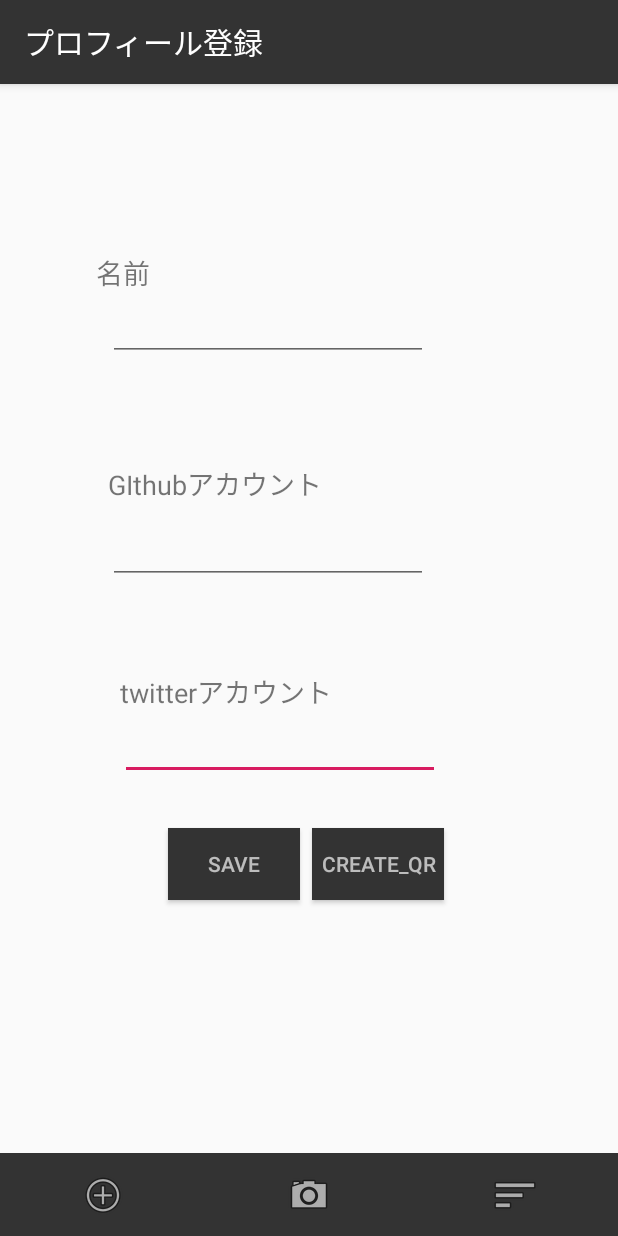
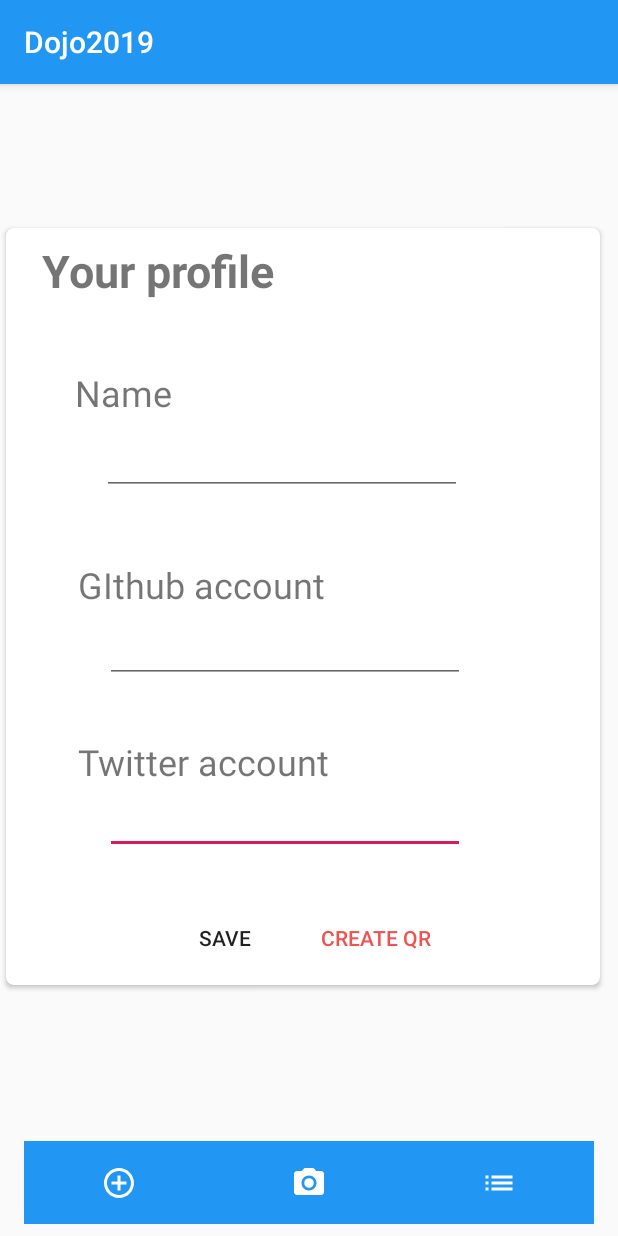
Before and after one commit to ShogoNakamura21/19dojo_and-master, an Android app: the screen it shows after launch (MainActivity), on a phone screen of 412 x 824 dp. Run offline under Robolectric (Android 15) with nearby library versions, the phone set to English and light mode, and no system bars; our stand-ins replace Room's generated code.

Commit message:
8/16 13:00

```diff
--- a/app/src/main/AndroidManifest.xml
+++ b/app/src/main/AndroidManifest.xml
@@ -32,7 +32,7 @@
         </activity>
         <activity android:name=".QRcodeActivity" android:label="プロフィール登録">
         </activity>
-        <activity android:name=".MainActivity" android:label="プロフィール登録">
+        <activity android:name=".MainActivity" >
             <intent-filter>
                 <action android:name="android.intent.action.MAIN"/>
 
--- a/app/src/main/java/jp/co/cyberagent/dojo2019/MainActivity.kt
+++ b/app/src/main/java/jp/co/cyberagent/dojo2019/MainActivity.kt
@@ -43,6 +43,9 @@ class MainActivity : AppCompatActivity() , QRcodeFragment.Listner {
     override fun onCreate(savedInstanceState: Bundle?) {
         super.onCreate(savedInstanceState)
         setContentView(R.layout.activity_main)
+
+//        setSupportActionBar(toolbar)
+//        supportActionBar?.setTitle("test")
 
         //MainActivityを開くと登録画面が開くようにする
         val fragment = MainFragment()
--- /dev/null
+++ b/app/src/main/res/drawable/flame.xml
@@ -0,0 +1,18 @@
+<?xml version="1.0" encoding="utf-8"?>
+<layer-list xmlns:android="http://schemas.android.com/apk/res/android">
+    <!-- 影のレイヤー -->
+    <item android:left="3dp" android:top="4dp">
+        <shape android:shape="rectangle">
+            <solid android:color="#66404040" />
+        </shape>
+    </item>
+    <!-- 枠のレイヤー -->
+    <item android:bottom="4dp" android:right="3dp">
+        <shape android:shape="rectangle">
+            <solid android:color="#FFFFFF" />
+            <stroke
+                    android:width="1dp"
+                    android:color="#ff3b52e2" />
+        </shape>
+    </item>
+</layer-list>
--- /dev/null
+++ b/app/src/main/res/drawable/ic_add_circle_outline_black_24dp.xml
@@ -0,0 +1,5 @@
+<vector android:height="24dp" android:tint="#FFFFFF"
+    android:viewportHeight="24.0" android:viewportWidth="24.0"
+    android:width="24dp" xmlns:android="http://schemas.android.com/apk/res/android">
+    <path android:fillColor="#FF000000" android:pathData="M13,7h-2v4L7,11v2h4v4h2v-4h4v-2h-4L13,7zM12,2C6.48,2 2,6.48 2,12s4.48,10 10,10 10,-4.48 10,-10S17.52,2 12,2zM12,20c-4.41,0 -8,-3.59 -8,-8s3.59,-8 8,-8 8,3.59 8,8 -3.59,8 -8,8z"/>
+</vector>
--- /dev/null
+++ b/app/src/main/res/drawable/ic_camera_alt_black_24dp.xml
@@ -0,0 +1,6 @@
+<vector android:height="24dp" android:tint="#FFFFFF"
+    android:viewportHeight="24.0" android:viewportWidth="24.0"
+    android:width="24dp" xmlns:android="http://schemas.android.com/apk/res/android">
+    <path android:fillColor="#FF000000" android:pathData="M12,12m-3.2,0a3.2,3.2 0,1 1,6.4 0a3.2,3.2 0,1 1,-6.4 0"/>
+    <path android:fillColor="#FF000000" android:pathData="M9,2L7.17,4L4,4c-1.1,0 -2,0.9 -2,2v12c0,1.1 0.9,2 2,2h16c1.1,0 2,-0.9 2,-2L22,6c0,-1.1 -0.9,-2 -2,-2h-3.17L15,2L9,2zM12,17c-2.76,0 -5,-2.24 -5,-5s2.24,-5 5,-5 5,2.24 5,5 -2.24,5 -5,5z"/>
+</vector>
--- /dev/null
+++ b/app/src/main/res/drawable/ic_list_black_24dp.xml
@@ -0,0 +1,5 @@
+<vector android:height="24dp" android:tint="#FFFFFF"
+    android:viewportHeight="24.0" android:viewportWidth="24.0"
+    android:width="24dp" xmlns:android="http://schemas.android.com/apk/res/android">
+    <path android:fillColor="#FF000000" android:pathData="M3,13h2v-2L3,11v2zM3,17h2v-2L3,15v2zM3,9h2L5,7L3,7v2zM7,13h14v-2L7,11v2zM7,17h14v-2L7,15v2zM7,7v2h14L21,7L7,7z"/>
+</vector>
--- a/app/src/main/res/layout/activity_main.xml
+++ b/app/src/main/res/layout/activity_main.xml
@@ -5,33 +5,42 @@
     android:layout_width="match_parent"
     android:layout_height="match_parent"
     tools:context=".MainActivity">
+
+
+
     <LinearLayout
             android:orientation="horizontal"
             android:layout_width="0dp"
-            android:layout_height="wrap_content" app:layout_constraintEnd_toEndOf="parent"
-            app:layout_constraintStart_toStartOf="parent" app:layout_constraintBottom_toBottomOf="parent"
-            android:id="@+id/linearLayout3">
+            android:layout_height="wrap_content"
+            android:id="@+id/linearLayout3"
+            app:layout_constraintEnd_toEndOf="parent" android:layout_marginEnd="16dp"
+            app:layout_constraintStart_toStartOf="parent" android:layout_marginStart="16dp"
+            android:layout_marginBottom="8dp" app:layout_constraintBottom_toBottomOf="parent"
+            android:elevation="10dp">
         <ImageButton
                 android:layout_width="wrap_content"
-                android:layout_height="55dp" app:srcCompat="@android:drawable/ic_menu_add"
-                android:id="@+id/button_regist" android:background="#333333"
-                android:backgroundTint="#333333" android:layout_weight="1" tools:layout_editor_absoluteY="468dp"
-                tools:layout_editor_absoluteX="7dp"/>
+                android:layout_height="55dp" app:srcCompat="@drawable/ic_add_circle_outline_black_24dp"
+                android:id="@+id/button_regist" android:background="#2196F3"
+                android:layout_weight="1" tools:layout_editor_absoluteY="468dp"
+                tools:layout_editor_absoluteX="7dp" android:tint="#FFFFFF" android:elevation="10dp"/>
         <ImageButton
                 android:layout_width="wrap_content"
-                android:layout_height="55dp" app:srcCompat="@android:drawable/ic_menu_camera"
+                android:layout_height="55dp" app:srcCompat="@drawable/ic_camera_alt_black_24dp"
                 android:id="@+id/qr_camera" android:layout_weight="1" android:visibility="visible"
-                android:background="#333333"/>
+                android:background="#2196F3" android:tint="#FFFFFF" android:elevation="10dp"/>
         <ImageButton
                 android:layout_width="wrap_content"
-                android:layout_height="55dp" app:srcCompat="@android:drawable/ic_menu_sort_by_size"
-                android:id="@+id/button_profile" android:layout_weight="1" android:background="#333333"/>
+                android:layout_height="55dp" app:srcCompat="@drawable/ic_list_black_24dp"
+                android:id="@+id/button_profile" android:layout_weight="1" android:background="#2196F3"
+                android:elevation="10dp" android:tint="#FFFFFF"/>
+
     </LinearLayout>
+
     <FrameLayout
             android:layout_width="0dp"
             android:layout_height="0dp"
-            android:id="@+id/container" android:layout_marginTop="8dp" app:layout_constraintTop_toTopOf="parent"
-            app:layout_constraintStart_toStartOf="parent" android:layout_marginStart="8dp"
+            android:id="@+id/container"
+            app:layout_constraintTop_toTopOf="parent" app:layout_constraintStart_toStartOf="parent"
             app:layout_constraintEnd_toEndOf="parent" android:layout_marginEnd="8dp" android:layout_marginBottom="8dp"
             app:layout_constraintBottom_toTopOf="@+id/linearLayout3">
 
--- a/app/src/main/res/layout/fragment_main.xml
+++ b/app/src/main/res/layout/fragment_main.xml
@@ -1,76 +1,104 @@
 <?xml version="1.0" encoding="utf-8"?>
-<androidx.constraintlayout.widget.ConstraintLayout xmlns:android="http://schemas.android.com/apk/res/android"
+<androidx.cardview.widget.CardView
+        xmlns:android="http://schemas.android.com/apk/res/android"
         xmlns:app="http://schemas.android.com/apk/res-auto"
-                                                   xmlns:tools="http://schemas.android.com/tools"
+        xmlns:tools="http://schemas.android.com/tools" android:id="@+id/cardView"
+        android:layout_width="match_parent"
+        android:layout_height="wrap_content"
+        app:cardUseCompatPadding="true"
+        app:cardCornerRadius="5dp"
+        android:layout_gravity="center">
+    <androidx.constraintlayout.widget.ConstraintLayout
             android:layout_width="match_parent"
             android:layout_height="match_parent"
             tools:context=".MainFragment" android:id="@+id/constraintLayout">
+        <EditText
+                android:layout_width="240dp"
+                android:layout_height="wrap_content"
+                android:inputType="textPersonName"
+                android:ems="10"
+                android:id="@+id/editTextTwi"
+                android:text="@string/profile_twitter_input"
+                android:layout_marginStart="18dp"
+                app:layout_constraintStart_toStartOf="@+id/textView8"
+                app:layout_constraintTop_toBottomOf="@+id/textView8"/>
+        <TextView
+                android:text="@string/profile_twitter"
+                android:layout_width="wrap_content"
+                android:layout_height="wrap_content"
+                android:id="@+id/textView8"
+                android:textSize="24sp"
+                app:layout_constraintStart_toStartOf="@+id/textView7"
+                app:layout_constraintTop_toBottomOf="@+id/textView7" android:layout_marginTop="85dp"/>
+        <EditText
+                android:layout_width="240dp"
+                android:layout_height="wrap_content"
+                android:inputType="textPersonName"
+                android:text="@string/profile_git_input"
+                android:ems="10"
+                android:id="@+id/editTextGit"
+                android:layout_marginStart="18dp"
+                app:layout_constraintStart_toStartOf="@+id/textView7"
+                app:layout_constraintTop_toBottomOf="@+id/editTextName" android:layout_marginTop="80dp"/>
+        <TextView
+                android:text="@string/profile_git"
+                android:layout_width="wrap_content"
+                android:layout_height="wrap_content"
+                android:id="@+id/textView7"
+                android:textSize="24sp"
+                app:layout_constraintTop_toBottomOf="@+id/textView6"
+                app:layout_constraintStart_toStartOf="@+id/textView6" android:layout_marginStart="8dp"
+                android:layout_marginTop="95dp"/>
+        <EditText
+                android:layout_width="240dp"
+                android:layout_height="49dp"
+                android:inputType="textPersonName"
+                android:ems="10"
+                android:id="@+id/editTextName"
+                android:text="@string/profile_name_input"
+                android:layout_marginStart="24dp"
+                app:layout_constraintStart_toStartOf="@+id/textView6"
+                android:layout_marginTop="80dp" app:layout_constraintTop_toBottomOf="@+id/textView"/>
+        <TextView
+                android:text="@string/profile_name"
+                android:layout_width="wrap_content"
+                android:layout_height="wrap_content"
+                android:id="@+id/textView6"
+                android:textSize="24sp" android:layout_marginTop="50dp"
+                app:layout_constraintTop_toBottomOf="@+id/textView" app:layout_constraintStart_toStartOf="parent"
+                android:layout_marginBottom="8dp"
+                app:layout_constraintBottom_toTopOf="@+id/editTextName" android:layout_marginStart="40dp"/>
+        <TextView
+                android:text="Your profile"
+                android:layout_width="wrap_content"
+                android:layout_height="wrap_content"
+                android:id="@+id/textView" android:textSize="30sp"
+                android:textStyle="bold"
+                android:layout_marginStart="24dp" app:layout_constraintStart_toStartOf="parent"
+                android:layout_marginTop="8dp" app:layout_constraintTop_toTopOf="parent"/>
+        <LinearLayout
+                android:orientation="horizontal"
+                android:layout_width="200dp"
+                android:layout_height="55dp"
+                app:layout_constraintStart_toStartOf="parent"
+                android:layout_marginStart="16dp" app:layout_constraintEnd_toEndOf="parent"
+                android:layout_marginEnd="8dp"
+                android:layout_marginTop="32dp" app:layout_constraintTop_toBottomOf="@+id/editTextTwi">
             <Button
                     android:text="@string/profile_button"
                     android:layout_width="wrap_content"
                     android:layout_height="wrap_content"
                     android:id="@+id/button_save"
-            android:layout_marginTop="32dp"
-            app:layout_constraintTop_toBottomOf="@+id/editTextTwi"
-            android:background="#333333" android:textColor="#ADFFFFFF" android:layout_marginStart="32dp"
-            app:layout_constraintStart_toStartOf="@+id/editTextTwi"/>
-    <EditText
-            android:layout_width="wrap_content"
-            android:layout_height="wrap_content"
-            android:inputType="textPersonName"
-            android:ems="10"
-            android:id="@+id/editTextTwi"
-            android:text="@string/profile_twitter_input"
-            app:layout_constraintStart_toStartOf="@+id/textView8" app:layout_constraintTop_toBottomOf="@+id/textView8"/>
-    <TextView
-            android:text="@string/profile_twitter"
-            android:layout_width="wrap_content"
-            android:layout_height="wrap_content"
-            android:id="@+id/textView8"
-            app:layout_constraintStart_toStartOf="@+id/textView7" android:layout_marginTop="58dp"
-            android:layout_marginStart="8dp"
-            app:layout_constraintTop_toBottomOf="@+id/editTextGit" android:textSize="18sp"/>
-    <EditText
-            android:layout_width="wrap_content"
-            android:layout_height="wrap_content"
-            android:inputType="textPersonName"
-            android:text="@string/profile_git_input"
-            android:ems="10"
-            android:id="@+id/editTextGit"
-            app:layout_constraintStart_toStartOf="@+id/textView7"
-            android:layout_marginTop="8dp" app:layout_constraintTop_toBottomOf="@+id/textView7"/>
-    <TextView
-            android:text="@string/profile_git"
-            android:layout_width="wrap_content"
-            android:layout_height="wrap_content"
-            android:id="@+id/textView7"
-            android:layout_marginTop="68dp"
-            app:layout_constraintTop_toBottomOf="@+id/editTextName"
-            android:textSize="18sp" android:layout_marginStart="8dp"
-            app:layout_constraintStart_toStartOf="@+id/textView6"/>
-    <EditText
-            android:layout_width="wrap_content"
-            android:layout_height="wrap_content"
-            android:inputType="textPersonName"
-            android:ems="10"
-            android:id="@+id/editTextName"
-            android:text="@string/profile_name_input"
-            app:layout_constraintStart_toStartOf="@+id/textView6" app:layout_constraintTop_toBottomOf="@+id/textView6"
-            android:textColor="@color/colorPrimary" android:layout_marginStart="8dp"/>
-    <TextView
-            android:text="@string/profile_name"
-            android:layout_width="wrap_content"
-            android:layout_height="wrap_content"
-            android:id="@+id/textView6"
-            app:layout_constraintTop_toTopOf="parent" app:layout_constraintStart_toStartOf="parent"
-            android:layout_marginTop="104dp" android:layout_marginStart="56dp" android:textSize="18sp"/>
+                    style="?android:attr/borderlessButtonStyle"
+            />
             <Button
                     android:text="@string/create_Qr"
-            android:layout_width="wrap_content"
+                    android:layout_width="112dp"
                     android:layout_height="wrap_content"
                     android:id="@+id/button_create_qr"
-            app:layout_constraintStart_toEndOf="@+id/button_save" android:layout_marginStart="8dp"
-            app:layout_constraintBottom_toBottomOf="@+id/button_save"
-            app:layout_constraintTop_toTopOf="@+id/button_save" android:background="#333333"
-            android:textColor="#ADFFFFFF"/>
+                    android:textColor="#EF5350"
+                    style="?android:attr/borderlessButtonStyle"
+            />
+        </LinearLayout>
     </androidx.constraintlayout.widget.ConstraintLayout>
+</androidx.cardview.widget.CardView>
--- a/app/src/main/res/layout/fragment_profile.xml
+++ b/app/src/main/res/layout/fragment_profile.xml
@@ -13,5 +13,5 @@
             android:id="@+id/recycler_view" app:layout_constraintHorizontal_bias="0.0"
             app:layout_constraintBottom_toTopOf="@+id/linearLayout3"
             app:layout_constraintTop_toTopOf="parent"
-    />
+            android:layout_marginStart="4dp"/>
 </androidx.constraintlayout.widget.ConstraintLayout>
--- a/app/src/main/res/layout/fragment_qrcode.xml
+++ b/app/src/main/res/layout/fragment_qrcode.xml
@@ -1,13 +1,27 @@
 <?xml version="1.0" encoding="utf-8"?>
+<androidx.cardview.widget.CardView
+        xmlns:android="http://schemas.android.com/apk/res/android"
+        xmlns:app="http://schemas.android.com/apk/res-auto"
+        xmlns:tools="http://schemas.android.com/tools" android:id="@+id/cardView"
+        android:layout_width="300dp"
+        android:layout_height="300dp"
+        app:cardUseCompatPadding="true"
+        app:cardCornerRadius="5dp" android:layout_gravity="center">
     <androidx.constraintlayout.widget.ConstraintLayout xmlns:android="http://schemas.android.com/apk/res/android"
-                                                   xmlns:app="http://schemas.android.com/apk/res-auto" xmlns:tools="http://schemas.android.com/tools"
+                                                       xmlns:app="http://schemas.android.com/apk/res-auto"
+                                                       xmlns:tools="http://schemas.android.com/tools"
                                                        android:layout_width="match_parent"
                                                        android:layout_height="match_parent"
-                                                   tools:context=".QRcodeFragment" android:id="@+id/constraintLayout2">
+                                                       tools:context=".QRcodeFragment"
+                                                       android:id="@+id/constraintLayout2">
         <ImageView
-            android:layout_width="wrap_content"
-            android:layout_height="wrap_content" app:srcCompat="@mipmap/ic_launcher"
+                android:layout_width="0dp"
+                android:layout_height="0dp" app:srcCompat="@mipmap/ic_launcher"
+                app:layout_constraintBottom_toBottomOf="parent"
+                android:id="@+id/imageView"
+                android:layout_marginTop="8dp"
                 app:layout_constraintTop_toTopOf="parent" app:layout_constraintStart_toStartOf="parent"
-            app:layout_constraintBottom_toBottomOf="parent" app:layout_constraintEnd_toEndOf="parent"
-            android:id="@+id/imageView"/>
+                android:layout_marginStart="8dp" app:layout_constraintEnd_toEndOf="parent"
+                android:layout_marginEnd="8dp"/>
     </androidx.constraintlayout.widget.ConstraintLayout>
+</androidx.cardview.widget.CardView>
--- a/app/src/main/res/layout/profile_cell.xml
+++ b/app/src/main/res/layout/profile_cell.xml
@@ -19,21 +19,25 @@
                 android:orientation="horizontal"
                 android:layout_width="match_parent"
                 android:layout_height="match_parent">
+            <ImageView
+                    android:layout_width="13dp"
+                    android:layout_height="match_parent" app:srcCompat="@android:drawable/list_selector_background"
+                    android:id="@+id/imageView3" android:layout_weight="1"/>
             <TextView
                     android:text="TextView"
                     android:layout_width="300dp"
-                    android:layout_height="wrap_content" android:id="@+id/textViewName" android:textSize="25sp"
-                    android:textStyle="bold"/>
+                    android:layout_height="wrap_content" android:id="@+id/textViewName" android:textSize="26sp"
+                    android:textStyle="bold" android:textAlignment="textStart"/>
             <ImageButton
                     android:layout_width="33dp"
                     android:layout_height="match_parent" app:srcCompat="@android:drawable/ic_menu_delete"
                     android:id="@+id/deleteButton" android:layout_weight="1"
-                    style="?android:attr/borderlessButtonStyle"/>
+                    style="?android:attr/borderlessButtonStyle" android:tint="#EF5350"/>
         </LinearLayout>
         <LinearLayout
                 android:orientation="horizontal"
                 android:layout_width="wrap_content"
-                android:layout_height="132dp">
+                android:layout_height="124dp">
             <LinearLayout
                     android:orientation="vertical"
                     android:layout_width="match_parent"
@@ -54,11 +58,13 @@
                 <TextView
                         android:text="TextView"
                         android:layout_width="match_parent"
-                        android:layout_height="60dp" android:id="@+id/textViewTwi" android:textSize="24sp"/>
+                        android:layout_height="60dp" android:id="@+id/textViewTwi" android:textSize="26sp"
+                        android:gravity="center_vertical"/>
                 <TextView
                         android:text="TextView"
                         android:layout_width="match_parent"
-                        android:layout_height="60dp" android:id="@+id/textViewGit" android:textSize="24sp"/>
+                        android:layout_height="60dp" android:id="@+id/textViewGit" android:textSize="26sp"
+                        android:gravity="center_vertical"/>
             </LinearLayout>
         </LinearLayout>
     </LinearLayout>
--- a/app/src/main/res/values/colors.xml
+++ b/app/src/main/res/values/colors.xml
@@ -1,6 +1,6 @@
 <?xml version="1.0" encoding="utf-8"?>
 <resources>
-    <color name="colorPrimary">#333333</color><!--初期の色#008577　アクションバーの色-->
+    <color name="colorPrimary">#2196F3</color><!--初期の色#008577  #1976D2　アクションバーの色-->
     <color name="colorPrimaryDark">#00574B</color>
     <color name="colorAccent">#D81B60</color>
     <color name="textBackground">#60FFFFFF</color>
--- a/app/src/main/res/values/strings.xml
+++ b/app/src/main/res/values/strings.xml
@@ -1,19 +1,19 @@
 <resources>
     <string name="app_name">Dojo2019</string>
     <string name="profile">プロフィール入力画面</string>
-    <string name="profile_name">名前</string>
-    <string name="profile_git">GIthubアカウント</string>
-    <string name="profile_twitter">twitterアカウント</string>
+    <string name="profile_name">" Name"</string>
+    <string name="profile_git">GIthub account</string>
+    <string name="profile_twitter">Twitter account</string>
     <string name="profile_button">save</string>
     <string name="profile_name_input">Nakamura Shogo</string>
     <string name="profile_git_input">ShogoNakamura21</string>
     <string name="profile_twitter_input">dmx42ranz</string>
     <string name="profile_button_left">プロフィール登録</string>
-    <string name="profile_button_centor">create_QR</string>
+    <string name="profile_button_centor">create QR</string>
     <string name="profile_button_right">プロフィール一覧</string>
     <string name="QrRead">QRコード読み取り</string>
 
     <!-- TODO: Remove or change this placeholder text -->
     <string name="hello_blank_fragment">Hello blank fragment</string>
-    <string name="create_Qr">Create_QR</string>
+    <string name="create_Qr">Create QR</string>
 </resources>
```
Also changed, not shown: app/src/main/res/drawable/black_twi_icon.png (added), app/src/main/res/drawable/twi_black2.png (added), app/src/main/res/drawable/twi_icon.png (added), app/src/main/res/drawable/twitter_icon66803.png (added). Lines whose indentation alone changed are shown as unchanged.
